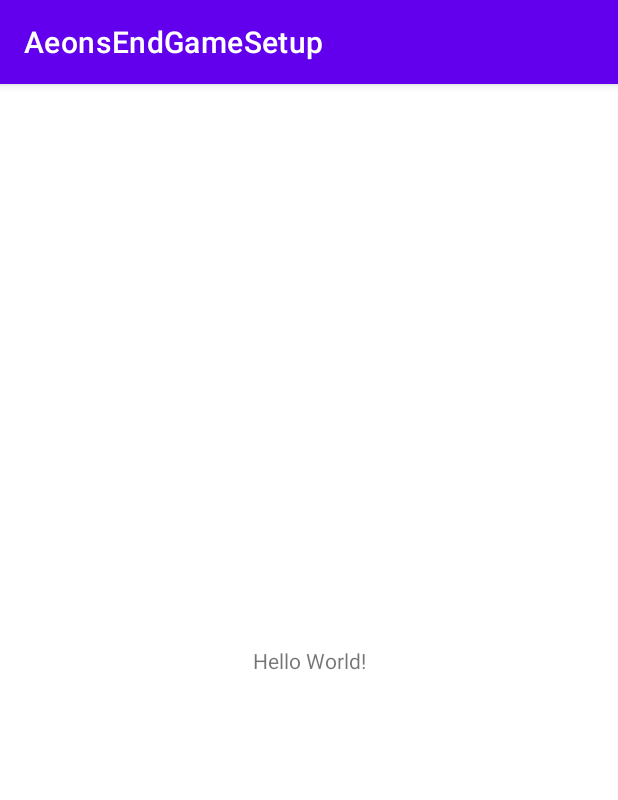
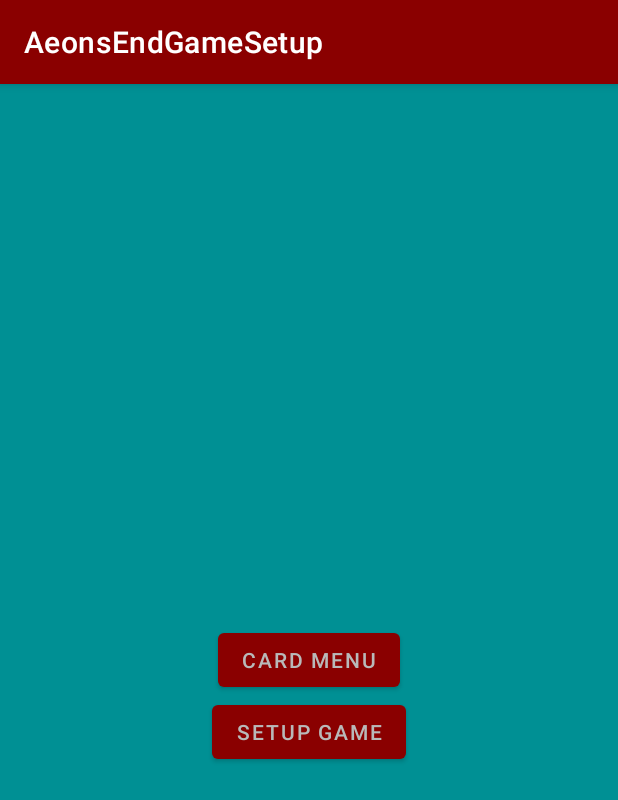
Before and after one commit to MWestberg3/AeonsEndGameSetup, an Android app: the screen it shows after launch (MainActivity), on a phone screen of 412 x 824 dp. Shown: the top 800 px of the screen. Run offline under Robolectric (Android 15) with nearby library versions, the phone set to English and light mode, and no system bars.

```diff
--- a/app/src/main/java/com/mwestberg3/aeonsendgamesetup/HomeFragment.kt
+++ b/app/src/main/java/com/mwestberg3/aeonsendgamesetup/HomeFragment.kt
@@ -5,6 +5,7 @@ import android.view.LayoutInflater
 import android.view.View
 import android.view.ViewGroup
 import androidx.fragment.app.Fragment
+import androidx.navigation.fragment.findNavController
 import com.mwestberg3.aeonsendgamesetup.databinding.HomeFragmentBinding
 
 
@@ -13,9 +14,15 @@ class HomeFragment: Fragment() {
         inflater: LayoutInflater,
         container: ViewGroup?,
         savedInstanceState: Bundle?
-    ): View? {
+    ): View {
         val binding = HomeFragmentBinding.inflate(inflater, container, false)
+        binding.cardMenuButton.setOnClickListener {
+            findNavController().navigate(R.id.action_homeFragment_to_cardMenuFragment)
+        }
+        binding.setupButton.setOnClickListener {
+            findNavController().navigate(R.id.action_homeFragment_to_setupFragment)
+        }
 
-        return super.onCreateView(inflater, container, savedInstanceState)
+        return binding.root
     }
 }
--- a/app/src/main/java/com/mwestberg3/aeonsendgamesetup/RelicPageFragment.kt
+++ b/app/src/main/java/com/mwestberg3/aeonsendgamesetup/RelicPageFragment.kt
@@ -6,6 +6,12 @@ import android.view.View
 import android.view.ViewGroup
 import androidx.fragment.app.Fragment
 import com.mwestberg3.aeonsendgamesetup.databinding.RelicPageFragmentBinding
+
+data class RelicCard(
+    val name: String,
+    val description: String,
+    val cost: String
+)
 
 class RelicPageFragment: Fragment() {
     override fun onCreateView(
--- a/app/src/main/java/com/mwestberg3/aeonsendgamesetup/SpellPageFragment.kt
+++ b/app/src/main/java/com/mwestberg3/aeonsendgamesetup/SpellPageFragment.kt
@@ -6,6 +6,12 @@ import android.view.View
 import android.view.ViewGroup
 import androidx.fragment.app.Fragment
 import com.mwestberg3.aeonsendgamesetup.databinding.SpellPageFragmentBinding
+
+data class SpellCard(
+    val name: String,
+    val description: String,
+    val cost: String
+)
 
 class SpellPageFragment: Fragment() {
     override fun onCreateView(
--- a/app/src/main/res/layout/activity_main.xml
+++ b/app/src/main/res/layout/activity_main.xml
@@ -6,13 +6,20 @@
     android:layout_height="match_parent"
     tools:context=".MainActivity">
 
-    <TextView
-        android:layout_width="wrap_content"
-        android:layout_height="wrap_content"
-        android:text="Hello World!"
+    <androidx.fragment.app.FragmentContainerView
+        android:id="@+id/fragmentContainerView"
+        android:name="androidx.navigation.fragment.NavHostFragment"
+        android:layout_width="0dp"
+        android:layout_height="0dp"
+        android:background="@color/blueBackground"
         app:layout_constraintBottom_toBottomOf="parent"
         app:layout_constraintEnd_toEndOf="parent"
+        app:layout_constraintHorizontal_bias="0.0"
         app:layout_constraintStart_toStartOf="parent"
-        app:layout_constraintTop_toTopOf="parent" />
+        app:layout_constraintTop_toTopOf="parent"
+        app:layout_constraintVertical_bias="0.0"
+
+        app:defaultNavHost="true"
+        app:navGraph="@navigation/nav_graph" />
 
 </androidx.constraintlayout.widget.ConstraintLayout>
--- a/app/src/main/res/layout/home_fragment.xml
+++ b/app/src/main/res/layout/home_fragment.xml
@@ -7,4 +7,25 @@
     tools:context=".HomeFragment">
 
 
+    <Button
+        android:id="@+id/cardMenuButton"
+        android:layout_width="wrap_content"
+        android:layout_height="wrap_content"
+        android:text="@string/card_menu"
+        app:layout_constraintBottom_toBottomOf="parent"
+        app:layout_constraintEnd_toEndOf="parent"
+        app:layout_constraintStart_toStartOf="parent"
+        app:layout_constraintTop_toTopOf="parent" />
+
+    <Button
+        android:id="@+id/setupButton"
+        android:layout_width="wrap_content"
+        android:layout_height="wrap_content"
+        android:text="@string/game_setup"
+        app:layout_constraintEnd_toEndOf="parent"
+        app:layout_constraintStart_toStartOf="parent"
+        app:layout_constraintTop_toBottomOf="@+id/cardMenuButton" />
+
+
+
 </androidx.constraintlayout.widget.ConstraintLayout>
--- a/app/src/main/res/navigation/nav_graph.xml
+++ b/app/src/main/res/navigation/nav_graph.xml
@@ -11,10 +11,10 @@
         android:label="HomeFragment"
         tools:layout="@layout/home_fragment">
         <action
-            android:id="@+id/action_homeFragment_to_facultyFragment"
+            android:id="@+id/action_homeFragment_to_cardMenuFragment"
             app:destination="@id/cardMenuFragment" />
         <action
-            android:id="@+id/action_homeFragment_to_researchFragment"
+            android:id="@+id/action_homeFragment_to_setupFragment"
             app:destination="@id/setupFragment" />
     </fragment>
     <fragment
--- a/app/src/main/res/values-night/themes.xml
+++ b/app/src/main/res/values-night/themes.xml
@@ -2,12 +2,12 @@
     <!-- Base application theme. -->
     <style name="Theme.AeonsEndGameSetup" parent="Theme.MaterialComponents.DayNight.DarkActionBar">
         <!-- Primary brand color. -->
-        <item name="colorPrimary">@color/purple_200</item>
-        <item name="colorPrimaryVariant">@color/purple_700</item>
-        <item name="colorOnPrimary">@color/black</item>
+        <item name="colorPrimary">@color/brickRed</item>
+        <item name="colorPrimaryVariant">@color/brickRedDark</item>
+        <item name="colorOnPrimary">@color/grey</item>
         <!-- Secondary brand color. -->
-        <item name="colorSecondary">@color/teal_200</item>
-        <item name="colorSecondaryVariant">@color/teal_200</item>
+        <item name="colorSecondary">@color/yellow_700</item>
+        <item name="colorSecondaryVariant">@color/orange_500</item>
         <item name="colorOnSecondary">@color/black</item>
         <!-- Status bar color. -->
         <item name="android:statusBarColor" tools:targetApi="l">?attr/colorPrimaryVariant</item>
--- a/app/src/main/res/values/colors.xml
+++ b/app/src/main/res/values/colors.xml
@@ -1,10 +1,12 @@
 <?xml version="1.0" encoding="utf-8"?>
 <resources>
-    <color name="purple_200">#FFBB86FC</color>
-    <color name="purple_500">#FF6200EE</color>
-    <color name="purple_700">#FF3700B3</color>
-    <color name="teal_200">#FF03DAC5</color>
-    <color name="teal_700">#FF018786</color>
     <color name="black">#FF000000</color>
     <color name="white">#FFFFFFFF</color>
+    <color name="blueBackground">#009094</color>
+    <color name="grey">#B9B9B9</color>
+    <color name="brickRed">#8A0000</color>
+    <color name="brickRedDark">#610000</color>
+    <color name="yellow_700">#A9AE00</color>
+    <color name="orange_500">#D08400</color>
+
 </resources>
--- a/app/src/main/res/values/strings.xml
+++ b/app/src/main/res/values/strings.xml
@@ -1,3 +1,8 @@
 <resources>
     <string name="app_name">AeonsEndGameSetup</string>
+    <string name="card_menu">CARD MENU</string>
+    <string name="gem_card">GEMS</string>
+    <string name="relic_card">RELICS</string>
+    <string name="spell_card">SPELLS</string>
+    <string name="game_setup">SETUP GAME</string>
 </resources>
--- a/app/src/main/res/values/themes.xml
+++ b/app/src/main/res/values/themes.xml
@@ -2,12 +2,12 @@
     <!-- Base application theme. -->
     <style name="Theme.AeonsEndGameSetup" parent="Theme.MaterialComponents.DayNight.DarkActionBar">
         <!-- Primary brand color. -->
-        <item name="colorPrimary">@color/purple_500</item>
-        <item name="colorPrimaryVariant">@color/purple_700</item>
-        <item name="colorOnPrimary">@color/white</item>
+        <item name="colorPrimary">@color/brickRed</item>
+        <item name="colorPrimaryVariant">@color/brickRedDark</item>
+        <item name="colorOnPrimary">@color/grey</item>
         <!-- Secondary brand color. -->
-        <item name="colorSecondary">@color/teal_200</item>
-        <item name="colorSecondaryVariant">@color/teal_700</item>
+        <item name="colorSecondary">@color/yellow_700</item>
+        <item name="colorSecondaryVariant">@color/orange_500</item>
         <item name="colorOnSecondary">@color/black</item>
         <!-- Status bar color. -->
         <item name="android:statusBarColor" tools:targetApi="l">?attr/colorPrimaryVariant</item>
```
Also changed, not shown: app/src/main/java/com/mwestberg3/aeonsendgamesetup/CardMenuFragment.kt (+13 -2 lines), app/src/main/java/com/mwestberg3/aeonsendgamesetup/GemCardAdapter.kt (added, +30 -0 lines), app/src/main/java/com/mwestberg3/aeonsendgamesetup/GemPageFragment.kt (+27 -3 lines), app/src/main/res/layout/card_menu_fragment.xml (+28 -0 lines), app/src/main/res/layout/gem_card_list_item.xml (added, +43 -0 lines), app/src/main/res/layout/gem_page_fragment.xml (+16 -1 lines).
